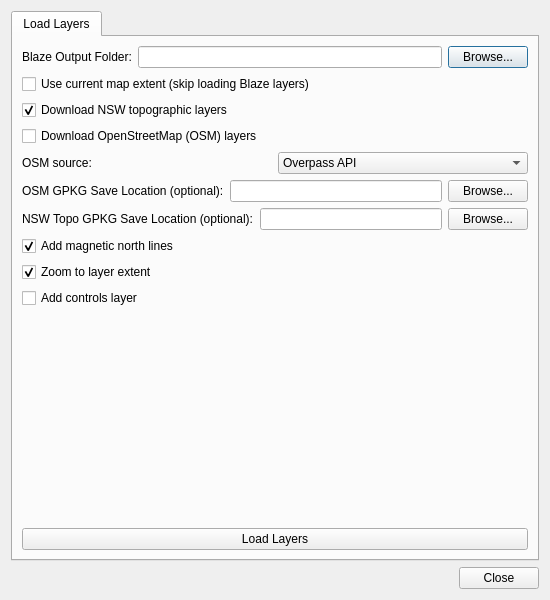
This is qgis_plugin/blaze_loader/blaze_loader_dialog_base.ui in Trailblaze-Software/Blaze as Qt 5 draws it before an edit. The edited form follows.
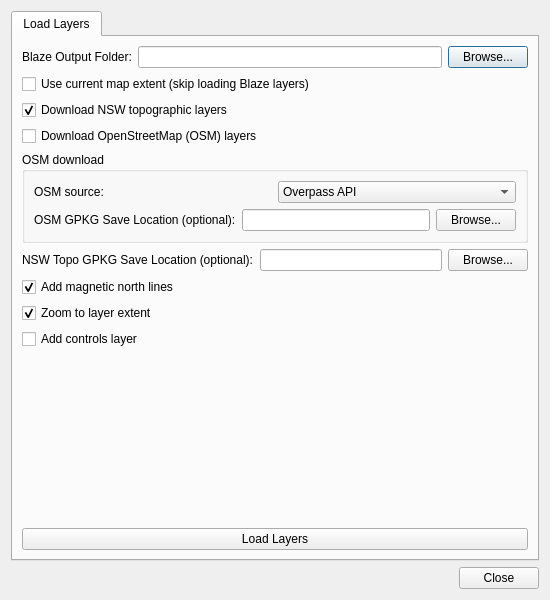
This is the edited form.

Patch:
```diff
--- a/qgis_plugin/blaze_loader/blaze_loader_dialog_base.ui
+++ b/qgis_plugin/blaze_loader/blaze_loader_dialog_base.ui
@@ -76,6 +76,12 @@
         </widget>
        </item>
        <item>
+        <widget class="QGroupBox" name="osmDownloadGroupBox">
+         <property name="title">
+          <string>OSM download</string>
+         </property>
+         <layout class="QVBoxLayout" name="osmDownloadGroupLayout">
+          <item>
         <layout class="QHBoxLayout" name="osmSourceLayout">
          <item>
           <widget class="QLabel" name="osmSourceLabel">
@@ -120,6 +126,9 @@
           </widget>
          </item>
         </layout>
+          </item>
+         </layout>
+        </widget>
        </item>
        <item>
         <layout class="QHBoxLayout" name="gpkgLayout">
```
Lines whose indentation alone changed are shown as unchanged.
